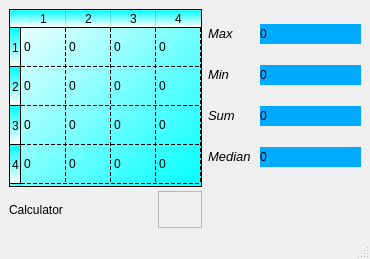
Old version of the form calculator.ui in the repository zzzzz1st/Calculator.
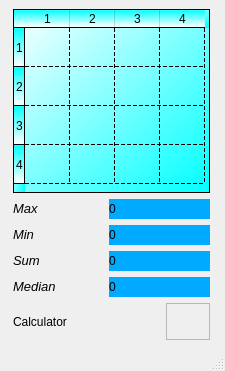
New version of the form. Icons and pictures are not drawn.

```diff
--- a/calculator.ui
+++ b/calculator.ui
@@ -6,8 +6,8 @@
    <rect>
     <x>0</x>
     <y>0</y>
-    <width>370</width>
-    <height>259</height>
+    <width>225</width>
+    <height>371</height>
    </rect>
   </property>
   <property name="sizePolicy">
@@ -18,27 +18,33 @@
   </property>
   <property name="minimumSize">
    <size>
-    <width>370</width>
-    <height>259</height>
+    <width>0</width>
+    <height>0</height>
    </size>
   </property>
   <property name="windowTitle">
    <string>Calculator</string>
   </property>
   <widget class="QWidget" name="centralwidget">
-   <layout class="QGridLayout" name="gridLayout">
+   <layout class="QGridLayout" name="gridLayout_2">
     <item row="0" column="0" colspan="2">
      <widget class="QTableWidget" name="tableWidget">
+      <property name="sizePolicy">
+       <sizepolicy hsizetype="Expanding" vsizetype="Expanding">
+        <horstretch>0</horstretch>
+        <verstretch>0</verstretch>
+       </sizepolicy>
+      </property>
       <property name="minimumSize">
        <size>
-        <width>193</width>
-        <height>178</height>
+        <width>0</width>
+        <height>0</height>
        </size>
       </property>
       <property name="maximumSize">
        <size>
-        <width>193</width>
-        <height>178</height>
+        <width>16777215</width>
+        <height>16777215</height>
        </size>
       </property>
       <property name="styleSheet">
@@ -54,10 +60,10 @@
        <number>1</number>
       </property>
       <property name="verticalScrollBarPolicy">
-       <enum>Qt::ScrollBarAlwaysOff</enum>
+       <enum>Qt::ScrollBarAsNeeded</enum>
       </property>
       <property name="horizontalScrollBarPolicy">
-       <enum>Qt::ScrollBarAlwaysOff</enum>
+       <enum>Qt::ScrollBarAsNeeded</enum>
       </property>
       <property name="sizeAdjustPolicy">
        <enum>QAbstractScrollArea::AdjustToContentsOnFirstShow</enum>
@@ -125,88 +131,88 @@
       </column>
       <item row="0" column="0">
        <property name="text">
-        <string>0</string>
+        <string/>
        </property>
       </item>
       <item row="0" column="1">
        <property name="text">
-        <string>0</string>
+        <string/>
        </property>
       </item>
       <item row="0" column="2">
        <property name="text">
-        <string>0</string>
+        <string/>
        </property>
       </item>
       <item row="0" column="3">
        <property name="text">
-        <string>0</string>
+        <string/>
        </property>
       </item>
       <item row="1" column="0">
        <property name="text">
-        <string>0</string>
+        <string/>
        </property>
       </item>
       <item row="1" column="1">
        <property name="text">
-        <string>0</string>
+        <string/>
        </property>
       </item>
       <item row="1" column="2">
        <property name="text">
-        <string>0</string>
+        <string/>
        </property>
       </item>
       <item row="1" column="3">
        <property name="text">
-        <string>0</string>
+        <string/>
        </property>
       </item>
       <item row="2" column="0">
        <property name="text">
-        <string>0</string>
+        <string/>
        </property>
       </item>
       <item row="2" column="1">
        <property name="text">
-        <string>0</string>
+        <string/>
        </property>
       </item>
       <item row="2" column="2">
        <property name="text">
-        <string>0</string>
+        <string/>
        </property>
       </item>
       <item row="2" column="3">
        <property name="text">
-        <string>0</string>
+        <string/>
        </property>
       </item>
       <item row="3" column="0">
        <property name="text">
-        <string>0</string>
+        <string/>
        </property>
       </item>
       <item row="3" column="1">
        <property name="text">
-        <string>0</string>
+        <string/>
        </property>
       </item>
       <item row="3" column="2">
        <property name="text">
-        <string>0</string>
+        <string/>
        </property>
       </item>
       <item row="3" column="3">
        <property name="text">
-        <string>0</string>
+        <string/>
        </property>
       </item>
      </widget>
     </item>
-    <item row="0" column="2">
-     <layout class="QGridLayout" name="gridLayout_2">
+    <item row="1" column="0" colspan="2">
+     <layout class="QGridLayout" name="gridLayout">
       <item row="0" column="0">
        <widget class="QLabel" name="label">
         <property name="text">
@@ -214,35 +220,6 @@
         </property>
        </widget>
       </item>
-      <item row="2" column="0">
-       <widget class="QLabel" name="label_3">
-        <property name="text">
-         <string>&lt;html&gt;&lt;head/&gt;&lt;body&gt;&lt;p&gt;&lt;span style=&quot; font-size:10pt; font-style:italic;&quot;&gt;Sum&lt;/span&gt;&lt;/p&gt;&lt;/body&gt;&lt;/html&gt;</string>
-        </property>
-       </widget>
-      </item>
-      <item row="1" column="1">
-       <widget class="QLabel" name="minValue">
-        <property name="minimumSize">
-         <size>
-          <width>101</width>
-          <height>20</height>
-         </size>
-        </property>
-        <property name="maximumSize">
-         <size>
-          <width>101</width>
-          <height>20</height>
-         </size>
-        </property>
-        <property name="styleSheet">
-         <string notr="true">background-color: rgb(0, 170, 255);</string>
-        </property>
-        <property name="text">
-         <string>0</string>
-        </property>
-       </widget>
-      </item>
       <item row="0" column="1">
        <widget class="QLabel" name="maxValue">
         <property name="minimumSize">
@@ -276,6 +253,35 @@
         </property>
        </widget>
       </item>
+      <item row="1" column="1">
+       <widget class="QLabel" name="minValue">
+        <property name="minimumSize">
+         <size>
+          <width>101</width>
+          <height>20</height>
+         </size>
+        </property>
+        <property name="maximumSize">
+         <size>
+          <width>101</width>
+          <height>20</height>
+         </size>
+        </property>
+        <property name="styleSheet">
+         <string notr="true">background-color: rgb(0, 170, 255);</string>
+        </property>
+        <property name="text">
+         <string>0</string>
+        </property>
+       </widget>
+      </item>
+      <item row="2" column="0">
+       <widget class="QLabel" name="label_3">
+        <property name="text">
+         <string>&lt;html&gt;&lt;head/&gt;&lt;body&gt;&lt;p&gt;&lt;span style=&quot; font-size:10pt; font-style:italic;&quot;&gt;Sum&lt;/span&gt;&lt;/p&gt;&lt;/body&gt;&lt;/html&gt;</string>
+        </property>
+       </widget>
+      </item>
       <item row="2" column="1">
        <widget class="QLabel" name="sumValue">
         <property name="minimumSize">
@@ -329,7 +335,7 @@
       </item>
      </layout>
     </item>
-    <item row="1" column="0">
+    <item row="2" column="0">
      <widget class="QLabel" name="label_5">
       <property name="minimumSize">
        <size>
@@ -351,7 +357,7 @@
       </property>
      </widget>
     </item>
-    <item row="1" column="1">
+    <item row="2" column="1">
      <widget class="QFrame" name="frame">
       <property name="minimumSize">
        <size>
@@ -376,22 +382,6 @@
       </property>
      </widget>
     </item>
-    <item row="1" column="2">
-     <spacer name="horizontalSpacer_5">
-      <property name="orientation">
-       <enum>Qt::Horizontal</enum>
-      </property>
-      <property name="sizeType">
-       <enum>QSizePolicy::Expanding</enum>
-      </property>
-      <property name="sizeHint" stdset="0">
-       <size>
-        <width>161</width>
-        <height>20</height>
-       </size>
-      </property>
-     </spacer>
-    </item>
    </layout>
   </widget>
   <widget class="QStatusBar" name="statusbar"/>
```
Left out of the diff: 3 changed lines with no effect on the pictures.
